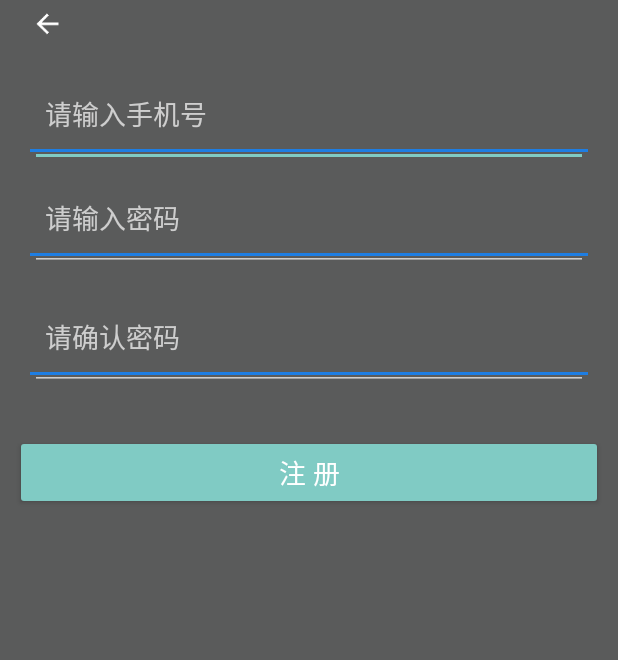
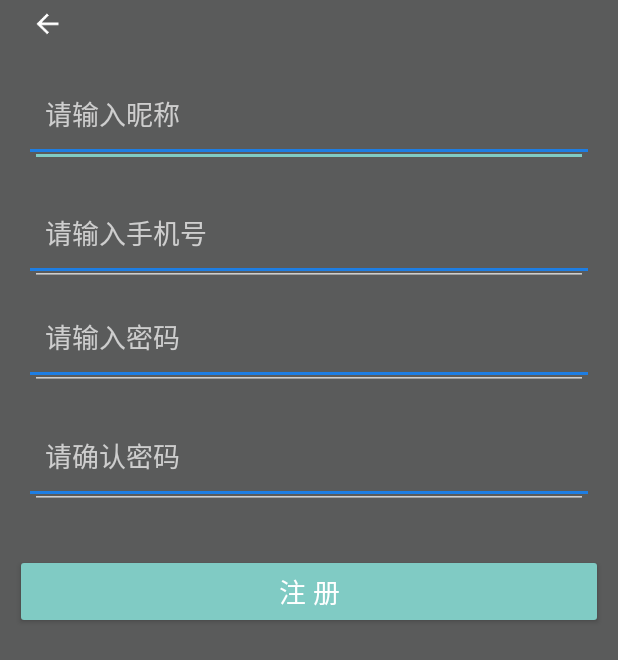
Before and after one commit to DIMCHERRY/Conclusion, an Android app: the RegisterActivity screen opened directly, with no data from a screen before it, on a phone screen of 412 x 824 dp. Shown: the top 660 px of the screen. Run offline under Robolectric (Android 15) with nearby library versions, the phone set to English and light mode, and no system bars; our stand-ins replace ButterKnife; libraries missing offline, so code that uses them is left out: com.zhy.http; 1 statement that could not run was skipped.

Commit message:
注册成功

```diff
--- a/app/build.gradle
+++ b/app/build.gradle
@@ -23,8 +23,12 @@ dependencies {
     implementation 'com.android.support:appcompat-v7:28.0.0'
     implementation 'com.android.support.constraint:constraint-layout:1.1.3'
 
+
     implementation 'com.jakewharton:butterknife:9.0.0-rc1'
     annotationProcessor 'com.jakewharton:butterknife-compiler:9.0.0-rc1'
+    implementation 'com.zhy:okhttputils:2.6.2'
+    //gson
+    api 'com.google.code.gson:gson:2.8.5'
 
     testImplementation 'junit:junit:4.12'
     androidTestImplementation 'com.android.support.test:runner:1.0.2'
--- a/app/src/main/AndroidManifest.xml
+++ b/app/src/main/AndroidManifest.xml
@@ -1,7 +1,7 @@
 <?xml version="1.0" encoding="utf-8"?>
 <manifest xmlns:android="http://schemas.android.com/apk/res/android"
     package="com.littlered.conclusion">
-
+    <uses-permission android:name="android.permission.INTERNET"/>
     <application
         android:allowBackup="true"
         android:icon="@mipmap/ic_launcher"
--- a/app/src/main/java/com/littlered/conclusion/ProfileFragment.java
+++ b/app/src/main/java/com/littlered/conclusion/ProfileFragment.java
@@ -10,7 +10,6 @@ import android.view.View;
 import android.view.ViewGroup;
 import android.widget.ImageView;
 import android.widget.ScrollView;
-import android.widget.TextView;
 
 import butterknife.BindView;
 import butterknife.ButterKnife;
@@ -36,6 +35,7 @@ public class ProfileFragment extends Fragment implements View.OnClickListener {
             case R.id.iv_h_head:
                 Intent intent = new Intent(getActivity(), LoginActivity.class);
                 startActivity(intent);
+                break;
         }
     }
 }
--- a/app/src/main/java/com/littlered/conclusion/RegisterActivity.java
+++ b/app/src/main/java/com/littlered/conclusion/RegisterActivity.java
@@ -6,16 +6,34 @@ import android.view.View;
 import android.widget.EditText;
 import android.widget.ImageView;
 import android.widget.TextView;
+import android.widget.Toast;
+
+import com.google.gson.Gson;
+import com.google.gson.reflect.TypeToken;
+import com.littlered.conclusion.bean.RegisterBackJson;
+import com.littlered.conclusion.bean.RegisterJson;
+import com.littlered.conclusion.utils.GsonUtils;
+import com.zhy.http.okhttp.OkHttpUtils;
+import com.zhy.http.okhttp.callback.StringCallback;
+
+import java.util.List;
+import java.util.concurrent.TimeUnit;
 
 import butterknife.BindView;
 import butterknife.ButterKnife;
+import butterknife.OnClick;
+import okhttp3.Call;
+import okhttp3.MediaType;
+import okhttp3.OkHttpClient;
 
 public class RegisterActivity extends AppCompatActivity implements View.OnClickListener {
-    @BindView(R.id.et_phone)
+    @BindView(R.id.et_register_phone)
     EditText etPhone;
-    @BindView(R.id.et_password)
+    @BindView(R.id.et_register_nickname)
+    EditText etNickname;
+    @BindView(R.id.et_register_password)
     EditText etPassword;
-    @BindView(R.id.et_password_check)
+    @BindView(R.id.et_register_password_check)
     EditText etPwChecked;
     @BindView(R.id.tv_register)
     TextView tvRegister;
@@ -27,15 +45,62 @@ public class RegisterActivity extends AppCompatActivity implements View.OnClickL
         super.onCreate(savedInstanceState);
         setContentView(R.layout.activity_register);
         ButterKnife.bind(this);
-        tvRegister.setOnClickListener(this);
-        backLogin.setOnClickListener(this);
+        OkHttpClient okHttpClient = new OkHttpClient.Builder()
+//                .addInterceptor(new LoggerInterceptor("TAG"))
+                .connectTimeout(10000L, TimeUnit.MILLISECONDS)
+                .readTimeout(10000L, TimeUnit.MILLISECONDS)
+                //其他配置
+                .build();
+
+        OkHttpUtils.initClient(okHttpClient);
     }
 
+    public void register(){
+        RegisterJson registerJson = new RegisterJson(etPhone.getText().toString(),etPassword.getText().toString(),101,etNickname.getText().toString());
+        String s = GsonUtils.GsonString(registerJson);
+        OkHttpUtils
+                .postString()
+                .url("http://40.73.116.21:8888/v1/client/register")
+                .content(s)
+                .mediaType(MediaType.parse("application/json; charset=utf-8"))
+                .build()
+                .execute(new StringCallback() {
+                    @Override
+                    public void onError(Call call, Exception e, int id) {
+                        Toast.makeText(RegisterActivity.this,call.request().body().toString(),Toast.LENGTH_LONG).show();
+                    }
+
+                    @Override
+                    public void onResponse(String response, int id) {
+                        parseJsonWithGson(response);
+                        /*Toast.makeText(RegisterActivity.this,response,Toast.LENGTH_LONG).show();*/
+                    }
+                });
+/*        registerJson.setNickname(etNickname.getText().toString());
+        registerJson.setAccount(etPhone.getText().toString());
+        registerJson.setSecret(etPassword.getText().toString());
+        String nickName = registerJson.getNickname();
+        String account = registerJson.getAccount();
+        String pw = registerJson.getSecret();*/
+    }
+
+    private void parseJsonWithGson(String jsonData) {
+        RegisterBackJson json = GsonUtils.GsonToBean(jsonData,RegisterBackJson.class);
+        Toast.makeText(RegisterActivity.this,json.getMsg(),0).show();
+    }
+
+
+    @OnClick({R.id.tv_register,R.id.iv_back_login})
     @Override
     public void onClick(View v) {
         switch (v.getId()){
+            //返回登录
             case R.id.iv_back_login:
                 finish();
+                break;
+            case R.id.tv_register:
+                register();
+                break;
         }
     }
 }
--- a/app/src/main/res/layout/activity_register.xml
+++ b/app/src/main/res/layout/activity_register.xml
@@ -17,7 +17,21 @@
         android:src="@mipmap/back" />
 
     <EditText
-        android:id="@+id/et_phone"
+        android:id="@+id/et_register_nickname"
+        android:layout_width="match_parent"
+        android:layout_height="wrap_content"
+        android:layout_marginLeft="20dp"
+        android:layout_marginRight="20dp"
+        android:layout_marginTop="20dp"
+        android:drawableBottom="@drawable/shape_bottom_line"
+        android:drawablePadding="10dp"
+        android:hint="请输入昵称"
+        android:inputType="textPersonName"
+        android:maxLength="11"
+        android:padding="10dp" />
+
+    <EditText
+        android:id="@+id/et_register_phone"
         android:layout_width="match_parent"
         android:layout_height="wrap_content"
         android:layout_marginLeft="20dp"
@@ -31,7 +45,7 @@
         android:padding="10dp" />
 
     <EditText
-        android:id="@+id/et_password"
+        android:id="@+id/et_register_password"
         android:layout_width="match_parent"
         android:layout_height="wrap_content"
         android:layout_marginLeft="20dp"
@@ -45,7 +59,7 @@
         android:padding="10dp" />
 
     <EditText
-        android:id="@+id/et_password_check"
+        android:id="@+id/et_register_password_check"
         android:layout_width="match_parent"
         android:layout_height="wrap_content"
         android:layout_marginLeft="20dp"
@@ -54,7 +68,7 @@
         android:drawableBottom="@drawable/shape_bottom_line"
         android:drawablePadding="10dp"
         android:hint="请确认密码"
-        android:inputType="number"
+        android:inputType="textPassword"
         android:maxLength="11"
         android:padding="10dp" />
 
```
Also changed, not shown: app/src/main/java/com/littlered/conclusion/LoginActivity.java (+8 -0 lines), app/src/main/res/layout/activity_login.xml (+6 -2 lines).
